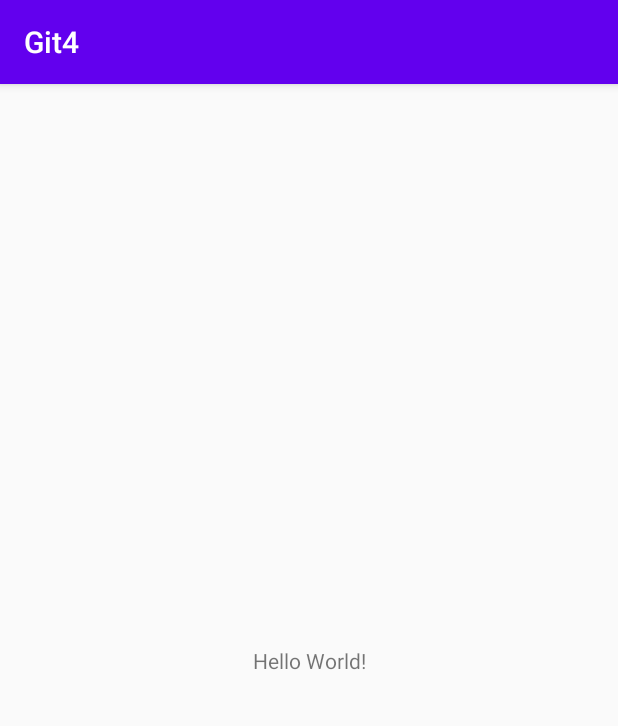
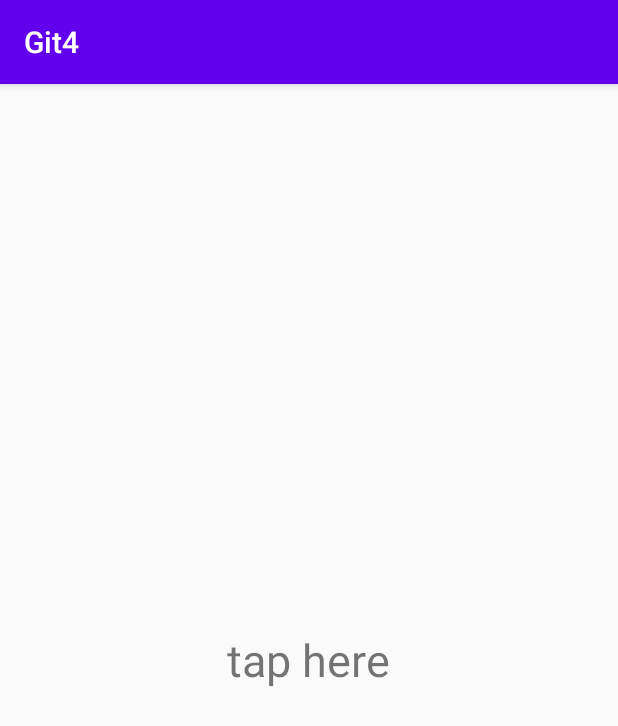
Before and after one commit to sajjadboodaghi/GitMeet, an Android app: the screen it shows after launch (MainActivity), on a phone screen of 412 x 824 dp. Shown: the top 726 px of the screen. Run offline under Robolectric (Android 15) with nearby library versions, the phone set to English and light mode, and no system bars.

Commit message:
add tap here in the layout

```diff
--- a/app/src/main/res/layout/activity_main.xml
+++ b/app/src/main/res/layout/activity_main.xml
@@ -1,6 +1,6 @@
 <?xml version="1.0" encoding="utf-8"?>
-<androidx.constraintlayout.widget.ConstraintLayout xmlns:android="http://schemas.android.com/apk/res/android"
-    xmlns:app="http://schemas.android.com/apk/res-auto"
+<RelativeLayout
+    xmlns:android="http://schemas.android.com/apk/res/android"
     xmlns:tools="http://schemas.android.com/tools"
     android:layout_width="match_parent"
     android:layout_height="match_parent"
@@ -9,10 +9,8 @@
     <TextView
         android:layout_width="wrap_content"
         android:layout_height="wrap_content"
-        android:text="Hello World!"
-        app:layout_constraintBottom_toBottomOf="parent"
-        app:layout_constraintLeft_toLeftOf="parent"
-        app:layout_constraintRight_toRightOf="parent"
-        app:layout_constraintTop_toTopOf="parent" />
+        android:layout_centerInParent="true"
+        android:textSize="30sp"
+        android:text="tap here" />
 
-</androidx.constraintlayout.widget.ConstraintLayout>
+</RelativeLayout>
```
